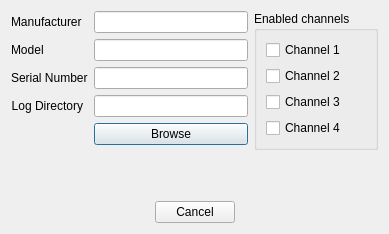
The window that inlinino/resources/setup_dataq.ui (OceanOptics/Inlinino) describes before a commit, drawn with Qt 5.
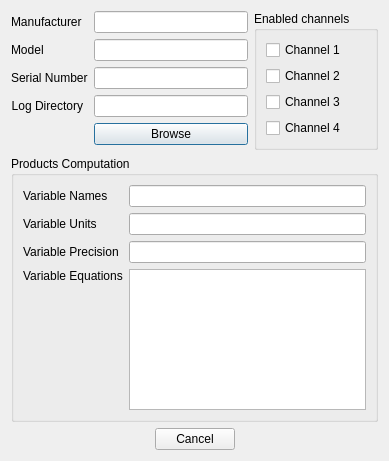
The same window after the commit.

Commit message:
Updated DATAQ to compute products from raw signal
    + fixed bug when closing connection of dataQ
    + added support for "text edit" field in DialogInstrumentSetup
    + Updated config to add dataq setup with products

```diff
--- a/inlinino/resources/setup_dataq.ui
+++ b/inlinino/resources/setup_dataq.ui
@@ -10,7 +10,7 @@
     <x>0</x>
     <y>0</y>
     <width>389</width>
-    <height>234</height>
+    <height>461</height>
    </rect>
   </property>
   <property name="windowTitle">
@@ -121,6 +121,65 @@
      </item>
     </layout>
    </item>
+   <item>
+    <widget class="QGroupBox" name="products">
+     <property name="title">
+      <string>Products Computation</string>
+     </property>
+     <layout class="QGridLayout" name="gridLayout">
+      <item row="0" column="0">
+       <widget class="QLabel" name="label_4">
+        <property name="text">
+         <string>Variable Names</string>
+        </property>
+       </widget>
+      </item>
+      <item row="0" column="1">
+       <widget class="QLineEdit" name="le_variable_names">
+        <property name="minimumSize">
+         <size>
+          <width>200</width>
+          <height>0</height>
+         </size>
+        </property>
+       </widget>
+      </item>
+      <item row="1" column="0">
+       <widget class="QLabel" name="label_5">
+        <property name="text">
+         <string>Variable Units</string>
+        </property>
+       </widget>
+      </item>
+      <item row="2" column="0">
+       <widget class="QLabel" name="label_6">
+        <property name="text">
+         <string>Variable Precision</string>
+        </property>
+       </widget>
+      </item>
+      <item row="3" column="0">
+       <widget class="QLabel" name="label_7">
+        <property name="text">
+         <string>Variable Equations</string>
+        </property>
+        <property name="alignment">
+         <set>Qt::AlignLeading|Qt::AlignLeft|Qt::AlignTop</set>
+        </property>
+       </widget>
+      </item>
+      <item row="1" column="1">
+       <widget class="QLineEdit" name="le_variable_units"/>
+      </item>
+      <item row="2" column="1">
+       <widget class="QLineEdit" name="le_variable_precision"/>
+      </item>
+      <item row="3" column="1">
+       <widget class="QTextEdit" name="te_variable_equations"/>
+      </item>
+     </layout>
+    </widget>
+   </item>
    <item>
     <spacer name="verticalSpacer">
      <property name="orientation">
```
The commit also changes 4 other files.
